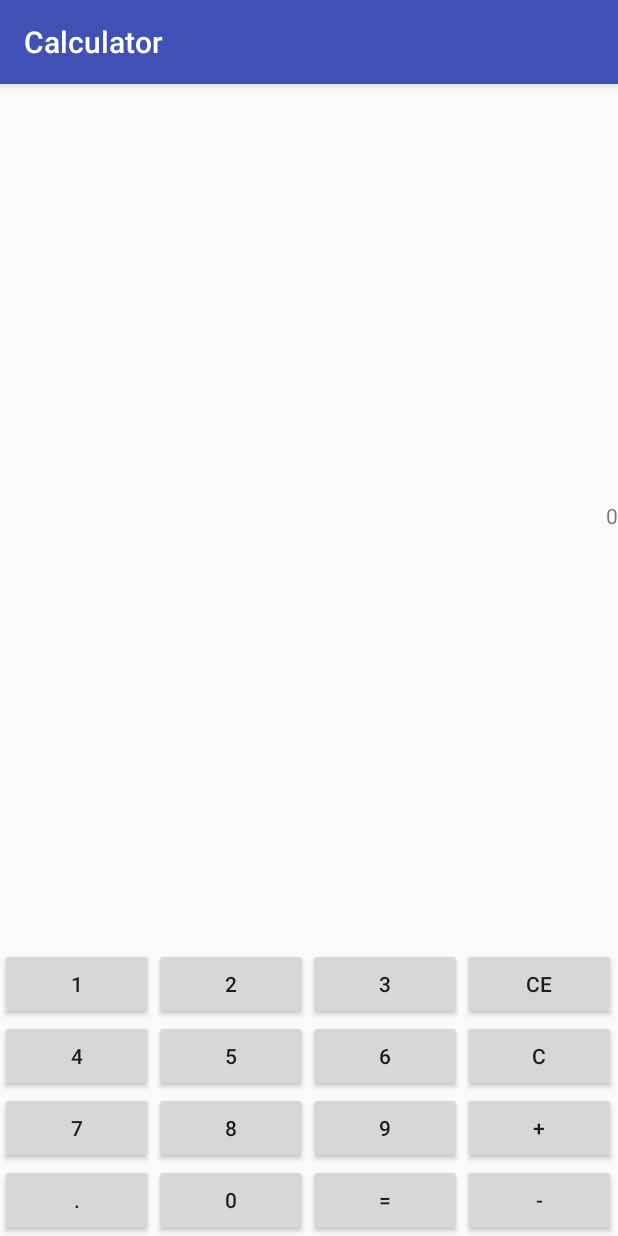
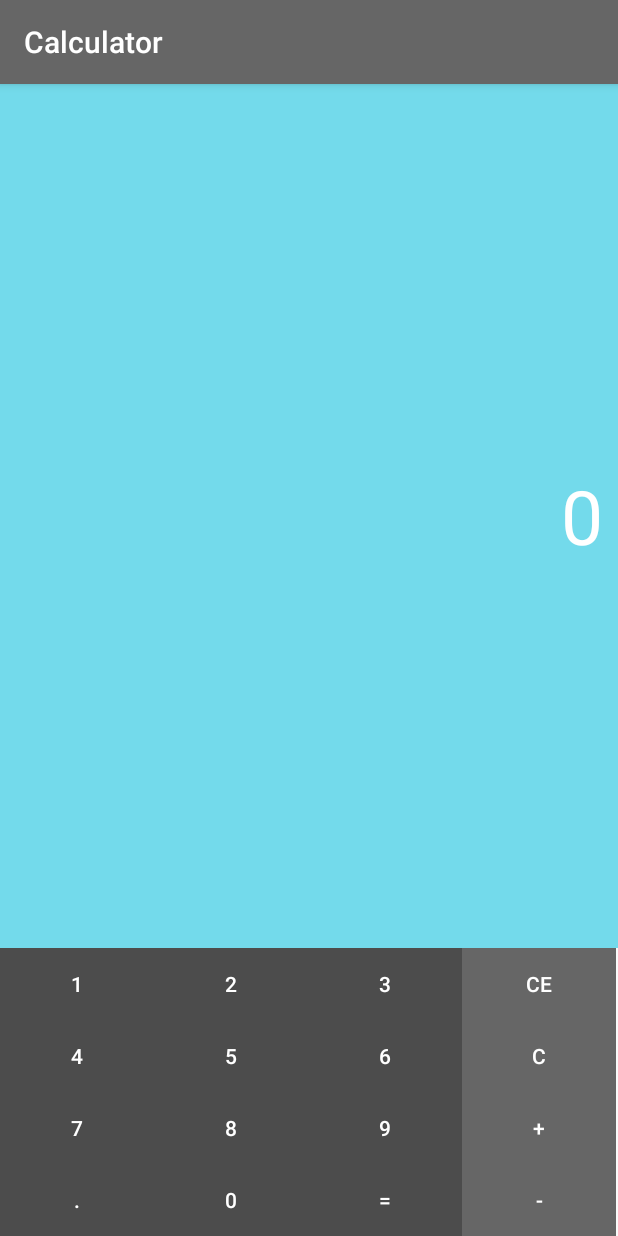
Before and after one commit to arminorlik/Calculator, an Android app: the screen it shows after launch (CalculatorActivity), after a tap on "CE", on a phone screen of 412 x 824 dp. Run offline under Robolectric (Android 15) with nearby library versions, the phone set to English and light mode, and no system bars.

Commit message:
Dodanie Styli dla przycisków i ekraniu, ripple (efekt fali dla api>21), kalkulator ukończony

```diff
--- /dev/null
+++ b/app/src/main/res/drawable-v21/button_selector.xml
@@ -0,0 +1,7 @@
+<?xml version="1.0" encoding="utf-8"?>
+<ripple xmlns:android="http://schemas.android.com/apk/res/android"
+        android:color="@color/selected">
+<item android:drawable="@color/colorPrimaryDark"></item>
+
+
+</ripple>
--- /dev/null
+++ b/app/src/main/res/drawable-v21/button_selector_operation.xml
@@ -0,0 +1,7 @@
+<?xml version="1.0" encoding="utf-8"?>
+<ripple xmlns:android="http://schemas.android.com/apk/res/android"
+        android:color="@color/selected">
+<item android:drawable="@color/colorPrimary"></item>
+
+
+</ripple>
--- /dev/null
+++ b/app/src/main/res/drawable-v21/button_selector_special.xml
@@ -0,0 +1,7 @@
+<?xml version="1.0" encoding="utf-8"?>
+<ripple xmlns:android="http://schemas.android.com/apk/res/android"
+        android:color="@color/selected">
+<item android:drawable="@color/colorAccent"></item>
+
+
+</ripple>
--- /dev/null
+++ b/app/src/main/res/drawable/button_selector.xml
@@ -0,0 +1,5 @@
+<?xml version="1.0" encoding="utf-8"?>
+<selector xmlns:android="http://schemas.android.com/apk/res/android">
+    <item android:drawable="@color/selected" android:state_pressed="true"></item>
+    <item android:drawable="@color/colorPrimaryDark"></item>
+</selector>
--- /dev/null
+++ b/app/src/main/res/drawable/button_selector_operation.xml
@@ -0,0 +1,5 @@
+<?xml version="1.0" encoding="utf-8"?>
+<selector xmlns:android="http://schemas.android.com/apk/res/android">
+    <item android:drawable="@color/selected" android:state_pressed="true"></item>
+    <item android:drawable="@color/colorPrimary"></item>
+</selector>
--- /dev/null
+++ b/app/src/main/res/drawable/button_selector_special.xml
@@ -0,0 +1,5 @@
+<?xml version="1.0" encoding="utf-8"?>
+<selector xmlns:android="http://schemas.android.com/apk/res/android">
+    <item android:drawable="@color/selected" android:state_pressed="true"></item>
+    <item android:drawable="@color/colorAccent"></item>
+</selector>
--- a/app/src/main/res/layout-land/activity_calculator.xml
+++ b/app/src/main/res/layout-land/activity_calculator.xml
@@ -5,16 +5,7 @@
 
     <TextView
         android:id="@+id/Textview"
-        android:layout_width="match_parent"
-        android:layout_height="wrap_content"
-        android:layout_above="@+id/TL"
-        android:layout_alignParentLeft="true"
-        android:layout_alignParentStart="true"
-        android:layout_alignParentTop="true"
-        android:ems="10"
-        android:gravity="center_vertical|end"
-        android:inputType="textPersonName"
-        android:text="0"/>
+        style="@style/Display_Style"/>
 
     <TableLayout
         android:id="@+id/TL"
@@ -32,27 +23,28 @@
 
             <Button
                 android:id="@+id/button5"
-                android:text="1"
-                style="@style/StylePlikow"/>
+                style="@style/Key_Style"
+                android:text="1"/>
 
             <Button
                 android:id="@+id/button4"
-                android:text="2"
-                style="@style/StylePlikow"/>
+                style="@style/Key_Style"
+                android:text="2"/>
 
             <Button
                 android:id="@+id/button3"
-                android:text="3"
-                style="@style/StylePlikow"/>
+                style="@style/Key_Style"
+                android:text="3"/>
 
             <Button
                 android:id="@+id/button2"
-                android:text="CE"
-                style="@style/StylePlikow"/>
+                style="@style/Key_Style.Operation"
+                android:text="CE"/>
+
             <Button
                 android:id="@+id/button18"
-                android:text="*"
-                style="@style/StylePlikow"/>
+                style="@style/Key_Style.Special"
+                android:text="*"/>
         </TableRow>
 
         <TableRow
@@ -61,27 +53,28 @@
 
             <Button
                 android:id="@+id/button9"
-                android:text="4"
-                style="@style/StylePlikow"/>
+                style="@style/Key_Style"
+                android:text="4"/>
 
             <Button
                 android:id="@+id/button8"
-                android:text="5"
-                style="@style/StylePlikow"/>
+                style="@style/Key_Style"
+                android:text="5"/>
 
             <Button
                 android:id="@+id/button7"
-                android:text="6"
-                style="@style/StylePlikow"/>
+                style="@style/Key_Style"
+                android:text="6"/>
 
             <Button
                 android:id="@+id/button6"
-                android:text="C"
-                style="@style/StylePlikow"/>
+                style="@style/Key_Style.Operation"
+                android:text="C"/>
+
             <Button
                 android:id="@+id/button19"
-                android:text="/"
-                style="@style/StylePlikow"/>
+                style="@style/Key_Style.Special"
+                android:text="/"/>
         </TableRow>
 
         <TableRow
@@ -90,27 +83,28 @@
 
             <Button
                 android:id="@+id/button13"
-                android:text="7"
-                style="@style/StylePlikow"/>
+                style="@style/Key_Style"
+                android:text="7"/>
 
             <Button
                 android:id="@+id/button12"
-                android:text="8"
-                style="@style/StylePlikow"/>
+                style="@style/Key_Style"
+                android:text="8"/>
 
             <Button
                 android:id="@+id/button11"
-                android:text="9"
-                style="@style/StylePlikow"/>
+                style="@style/Key_Style"
+                android:text="9"/>
 
             <Button
                 android:id="@+id/button10"
-                android:text="+"
-                style="@style/StylePlikow"/>
+                style="@style/Key_Style.Operation"
+                android:text="+"/>
+
             <Button
                 android:id="@+id/button20"
-                android:text="SQRT(X)"
-                style="@style/StylePlikow"/>
+                style="@style/Key_Style.Special"
+                android:text="SQRT(X)"/>
         </TableRow>
 
         <TableRow
@@ -119,27 +113,28 @@
 
             <Button
                 android:id="@+id/button17"
-                android:text="."
-                style="@style/StylePlikow"/>
+                style="@style/Key_Style"
+                android:text="."/>
 
             <Button
                 android:id="@+id/button16"
-                android:text="0"
-                style="@style/StylePlikow"/>
+                style="@style/Key_Style"
+                android:text="0"/>
 
             <Button
                 android:id="@+id/button15"
-                android:text="="
-                style="@style/StylePlikow"/>
+                style="@style/Key_Style"
+                android:text="="/>
 
             <Button
                 android:id="@+id/button14"
-                android:text="-"
-                style="@style/StylePlikow"/>
+                style="@style/Key_Style.Operation"
+                android:text="-"/>
+
             <Button
                 android:id="@+id/button21"
-                android:text="x^2"
-                style="@style/StylePlikow"/>
+                style="@style/Key_Style.Special"
+                android:text="x^2"/>
         </TableRow>
     </TableLayout>
 
--- a/app/src/main/res/layout/activity_calculator.xml
+++ b/app/src/main/res/layout/activity_calculator.xml
@@ -5,16 +5,7 @@
 
     <TextView
         android:id="@+id/Textview"
-        android:layout_width="match_parent"
-        android:layout_height="wrap_content"
-        android:layout_above="@+id/TL"
-        android:layout_alignParentLeft="true"
-        android:layout_alignParentStart="true"
-        android:layout_alignParentTop="true"
-        android:ems="10"
-        android:gravity="center_vertical|end"
-        android:inputType="textPersonName"
-        android:text="0"/>
+        style="@style/Display_Style"/>
 
     <TableLayout
         android:id="@+id/TL"
@@ -33,22 +24,22 @@
             <Button
                 android:id="@+id/button5"
                 android:text="1"
-                style="@style/StylePlikow"/>
+                style="@style/Key_Style"/>
 
             <Button
                 android:id="@+id/button4"
                 android:text="2"
-                style="@style/StylePlikow"/>
+                style="@style/Key_Style"/>
 
             <Button
                 android:id="@+id/button3"
                 android:text="3"
-                style="@style/StylePlikow"/>
+                style="@style/Key_Style"/>
 
             <Button
                 android:id="@+id/button2"
                 android:text="CE"
-                style="@style/StylePlikow"/>
+                style="@style/Key_Style.Operation"/>
         </TableRow>
 
         <TableRow
@@ -58,22 +49,22 @@
             <Button
                 android:id="@+id/button9"
                 android:text="4"
-                style="@style/StylePlikow"/>
+                style="@style/Key_Style"/>
 
             <Button
                 android:id="@+id/button8"
                 android:text="5"
-                style="@style/StylePlikow"/>
+                style="@style/Key_Style"/>
 
             <Button
                 android:id="@+id/button7"
                 android:text="6"
-                style="@style/StylePlikow"/>
+                style="@style/Key_Style"/>
 
             <Button
                 android:id="@+id/button6"
                 android:text="C"
-                style="@style/StylePlikow"/>
+                style="@style/Key_Style.Operation"/>
         </TableRow>
 
         <TableRow
@@ -83,22 +74,22 @@
             <Button
                 android:id="@+id/button13"
                 android:text="7"
-                style="@style/StylePlikow"/>
+                style="@style/Key_Style"/>
 
             <Button
                 android:id="@+id/button12"
                 android:text="8"
-                style="@style/StylePlikow"/>
+                style="@style/Key_Style"/>
 
             <Button
                 android:id="@+id/button11"
                 android:text="9"
-                style="@style/StylePlikow"/>
+                style="@style/Key_Style"/>
 
             <Button
                 android:id="@+id/button10"
                 android:text="+"
-                style="@style/StylePlikow"/>
+                style="@style/Key_Style.Operation"/>
         </TableRow>
 
         <TableRow
@@ -108,22 +99,22 @@
             <Button
                 android:id="@+id/button17"
                 android:text="."
-                style="@style/StylePlikow"/>
+                style="@style/Key_Style"/>
 
             <Button
                 android:id="@+id/button16"
                 android:text="0"
-                style="@style/StylePlikow"/>
+                style="@style/Key_Style"/>
 
             <Button
                 android:id="@+id/button15"
                 android:text="="
-                style="@style/StylePlikow"/>
+                style="@style/Key_Style"/>
 
             <Button
                 android:id="@+id/button14"
                 android:text="-"
-                style="@style/StylePlikow"/>
+                style="@style/Key_Style.Operation"/>
         </TableRow>
     </TableLayout>
 
--- a/app/src/main/res/values/colors.xml
+++ b/app/src/main/res/values/colors.xml
@@ -1,6 +1,8 @@
 <?xml version="1.0" encoding="utf-8"?>
 <resources>
-    <color name="colorPrimary">#3F51B5</color>
-    <color name="colorPrimaryDark">#303F9F</color>
-    <color name="colorAccent">#FF4081</color>
+    <color name="colorPrimary">#666666</color>
+    <color name="colorPrimaryDark">#4c4c4c</color>
+    <color name="colorAccent">#40bd9e</color>
+    <color name="display_background">#73daeb</color>
+    <color name="selected">#aaa</color>
 </resources>
--- a/app/src/main/res/values/styles.xml
+++ b/app/src/main/res/values/styles.xml
@@ -8,11 +8,39 @@
         <item name="colorAccent">@color/colorAccent</item>
     </style>
 
-    <style name="StylePlikow">
+    <style name="Key_Style" parent="Base.Widget.AppCompat.Button.Borderless">
         <item name="android:layout_width">wrap_content</item>
         <item name="android:layout_height">wrap_content</item>
+        <item name="android:background">@drawable/button_selector</item>
+        <item name="android:textColor">@android:color/white</item>
         <item name="android:onClick">WybranyPrzycisk</item>
-"
+        "
+    </style>
+
+    <style name="Key_Style.Operation">
+        <item name="android:background">@drawable/button_selector_operation</item>
+        ></style>
+
+
+    <style name="Key_Style.Special">
+        <item name="android:background">@drawable/button_selector_special</item>
+        ></style>
+
+    <style name="Display_Style">
+        <item name="android:layout_width">match_parent</item>
+        <item name="android:layout_height">wrap_content</item>
+        <item name="android:layout_above">@+id/TL</item>
+        <item name="android:layout_alignParentLeft">true</item>
+        <item name="android:layout_alignParentStart">true</item>
+        <item name="android:layout_alignParentTop">true</item>
+        <item name="android:background">@color/display_background</item>
+        <item name="android:textColor">@android:color/white</item>
+        <item name="android:textSize">50sp</item>
+        <item name="android:maxLines">1</item>
+        <item name="android:paddingRight">10dp</item>
+        <item name="android:ems">10</item>
+        <item name="android:gravity">center_vertical|end</item>
+        <item name="android:inputType">textPersonName</item>
     </style>
 
 </resources>
```
